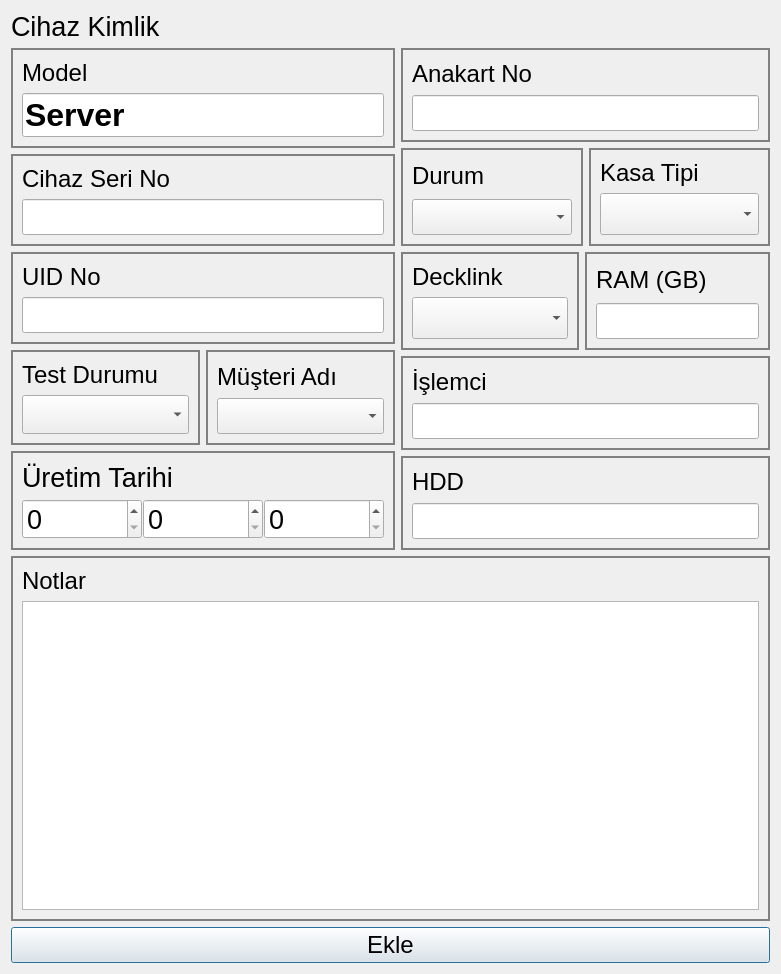
Before: the Qt Designer form src/serverdialog.ui in yunusemrecinar/QT5-cihaz-kimlik-teknik-servis, drawn with Qt 5.
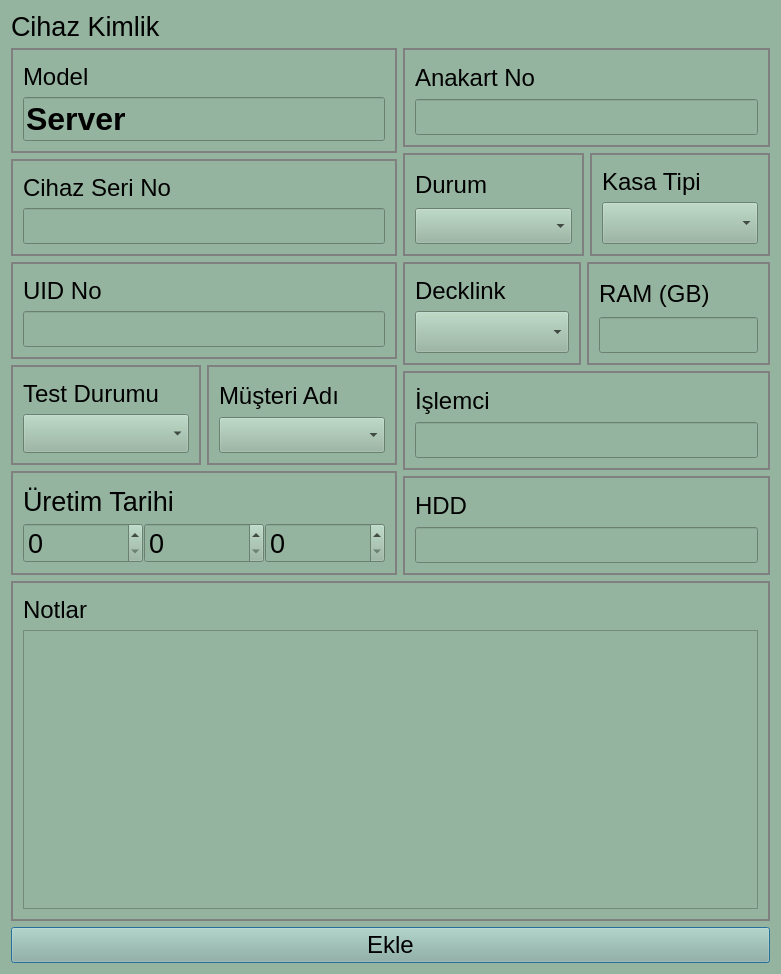
After: the same form once the commit is applied.

Diff of the .ui file:
```diff
--- a/src/serverdialog.ui
+++ b/src/serverdialog.ui
@@ -13,6 +13,11 @@
   <property name="windowTitle">
    <string>Dialog</string>
   </property>
+  <property name="styleSheet">
+   <string notr="true">QWidget {
+  background-color: #94B49F ;
+}</string>
+  </property>
   <layout class="QVBoxLayout" name="verticalLayout_12">
    <item>
     <layout class="QVBoxLayout" name="verticalLayout_14">
```
